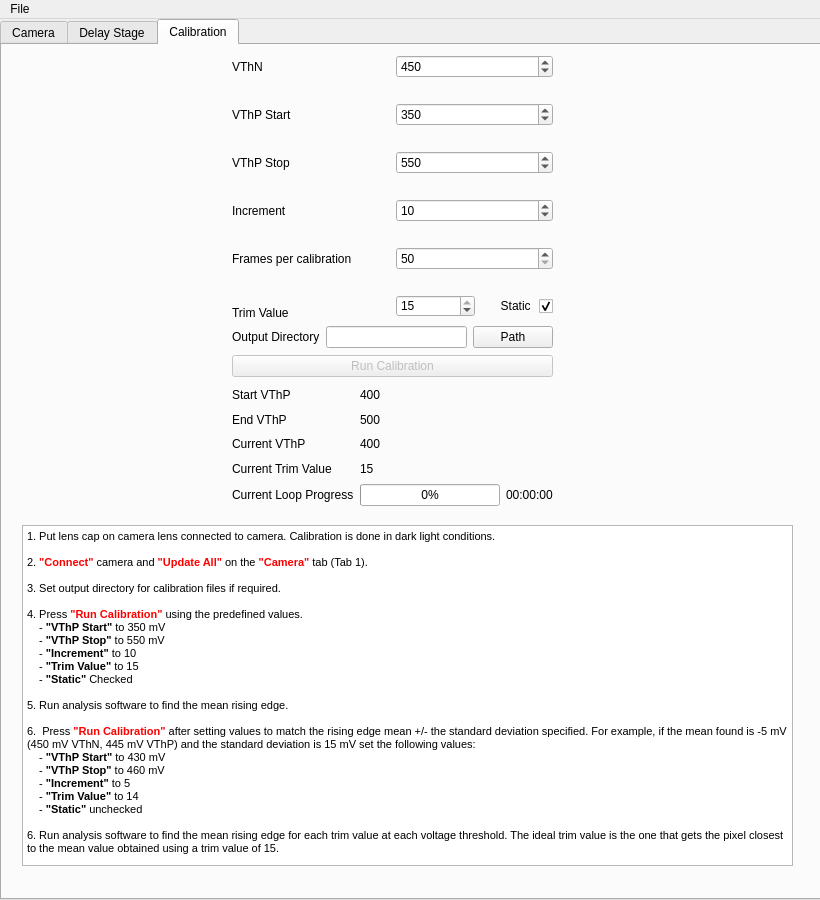
The window that image.ui (jrjfeath/PyMMS) describes before a commit, drawn with Qt 5.
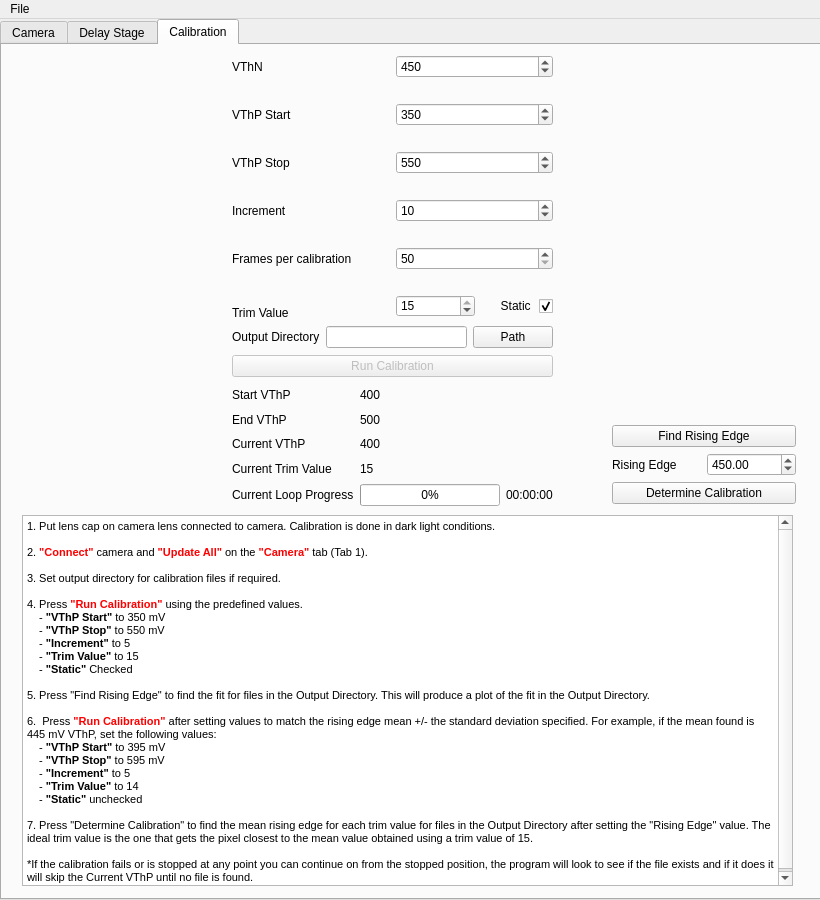
The same window after the commit. The open tabs and pages were chosen to show the change. Custom widgets are drawn as their Qt base class.

Commit message:
Added calibration analysis to UI
- Added calibration analysis to UI so user doesnt need to use the notebook
- Fixed an issue with the calibration where it would save files if the user finished it early

What changed in the file:
```diff
--- a/image.ui
+++ b/image.ui
@@ -2013,9 +2013,9 @@
       <property name="geometry">
        <rect>
         <x>20</x>
-        <y>480</y>
+        <y>470</y>
         <width>771</width>
-        <height>341</height>
+        <height>371</height>
        </rect>
       </property>
       <property name="html">
@@ -2032,22 +2032,67 @@
 &lt;p style=&quot; margin-top:0px; margin-bottom:0px; margin-left:0px; margin-right:0px; -qt-block-indent:0; text-indent:0px;&quot;&gt;&lt;span style=&quot; font-size:8pt;&quot;&gt;4. Press &lt;/span&gt;&lt;span style=&quot; font-size:8pt; font-weight:600; color:#ff0000;&quot;&gt;&amp;quot;Run Calibration&amp;quot;&lt;/span&gt;&lt;span style=&quot; font-size:8pt;&quot;&gt; using the predefined values.&lt;/span&gt;&lt;/p&gt;
 &lt;p style=&quot; margin-top:0px; margin-bottom:0px; margin-left:0px; margin-right:0px; -qt-block-indent:0; text-indent:0px;&quot;&gt;&lt;span style=&quot; font-size:8pt;&quot;&gt;    - &lt;/span&gt;&lt;span style=&quot; font-size:8pt; font-weight:600;&quot;&gt;&amp;quot;VThP Start&amp;quot;&lt;/span&gt;&lt;span style=&quot; font-size:8pt;&quot;&gt; to 350 mV &lt;/span&gt;&lt;/p&gt;
 &lt;p style=&quot; margin-top:0px; margin-bottom:0px; margin-left:0px; margin-right:0px; -qt-block-indent:0; text-indent:0px;&quot;&gt;&lt;span style=&quot; font-size:8pt;&quot;&gt;    - &lt;/span&gt;&lt;span style=&quot; font-size:8pt; font-weight:600;&quot;&gt;&amp;quot;VThP Stop&amp;quot;&lt;/span&gt;&lt;span style=&quot; font-size:8pt;&quot;&gt; to 550 mV&lt;/span&gt;&lt;/p&gt;
-&lt;p style=&quot; margin-top:0px; margin-bottom:0px; margin-left:0px; margin-right:0px; -qt-block-indent:0; text-indent:0px;&quot;&gt;&lt;span style=&quot; font-size:8pt;&quot;&gt;    - &lt;/span&gt;&lt;span style=&quot; font-size:8pt; font-weight:600;&quot;&gt;&amp;quot;Increment&amp;quot;&lt;/span&gt;&lt;span style=&quot; font-size:8pt;&quot;&gt; to 10&lt;/span&gt;&lt;/p&gt;
+&lt;p style=&quot; margin-top:0px; margin-bottom:0px; margin-left:0px; margin-right:0px; -qt-block-indent:0; text-indent:0px;&quot;&gt;&lt;span style=&quot; font-size:8pt;&quot;&gt;    - &lt;/span&gt;&lt;span style=&quot; font-size:8pt; font-weight:600;&quot;&gt;&amp;quot;Increment&amp;quot;&lt;/span&gt;&lt;span style=&quot; font-size:8pt;&quot;&gt; to 5&lt;/span&gt;&lt;/p&gt;
 &lt;p style=&quot; margin-top:0px; margin-bottom:0px; margin-left:0px; margin-right:0px; -qt-block-indent:0; text-indent:0px;&quot;&gt;&lt;span style=&quot; font-size:8pt;&quot;&gt;    - &lt;/span&gt;&lt;span style=&quot; font-size:8pt; font-weight:600;&quot;&gt;&amp;quot;Trim Value&amp;quot;&lt;/span&gt;&lt;span style=&quot; font-size:8pt;&quot;&gt; to 15&lt;/span&gt;&lt;/p&gt;
 &lt;p style=&quot; margin-top:0px; margin-bottom:0px; margin-left:0px; margin-right:0px; -qt-block-indent:0; text-indent:0px;&quot;&gt;&lt;span style=&quot; font-size:8pt;&quot;&gt;    - &lt;/span&gt;&lt;span style=&quot; font-size:8pt; font-weight:600;&quot;&gt;&amp;quot;Static&amp;quot;&lt;/span&gt;&lt;span style=&quot; font-size:8pt;&quot;&gt; Checked&lt;/span&gt;&lt;/p&gt;
 &lt;p style=&quot;-qt-paragraph-type:empty; margin-top:0px; margin-bottom:0px; margin-left:0px; margin-right:0px; -qt-block-indent:0; text-indent:0px; font-size:8pt;&quot;&gt;&lt;br /&gt;&lt;/p&gt;
-&lt;p style=&quot; margin-top:0px; margin-bottom:0px; margin-left:0px; margin-right:0px; -qt-block-indent:0; text-indent:0px;&quot;&gt;&lt;span style=&quot; font-size:8pt;&quot;&gt;5. Run analysis software to find the mean rising edge.&lt;/span&gt;&lt;/p&gt;
+&lt;p style=&quot; margin-top:0px; margin-bottom:0px; margin-left:0px; margin-right:0px; -qt-block-indent:0; text-indent:0px;&quot;&gt;&lt;span style=&quot; font-size:8pt;&quot;&gt;5. Press &amp;quot;Find Rising Edge&amp;quot; to find the fit for files in the Output Directory. This will produce a plot of the fit in the Output Directory.&lt;/span&gt;&lt;/p&gt;
 &lt;p style=&quot;-qt-paragraph-type:empty; margin-top:0px; margin-bottom:0px; margin-left:0px; margin-right:0px; -qt-block-indent:0; text-indent:0px; font-size:8pt;&quot;&gt;&lt;br /&gt;&lt;/p&gt;
-&lt;p style=&quot; margin-top:0px; margin-bottom:0px; margin-left:0px; margin-right:0px; -qt-block-indent:0; text-indent:0px;&quot;&gt;&lt;span style=&quot; font-size:8pt;&quot;&gt;6.  Press &lt;/span&gt;&lt;span style=&quot; font-size:8pt; font-weight:600; color:#ff0000;&quot;&gt;&amp;quot;Run Calibration&amp;quot;&lt;/span&gt;&lt;span style=&quot; font-size:8pt;&quot;&gt; after setting values to match the rising edge mean +/- the standard deviation specified. For example, if the mean found is -5 mV (450 mV VThN, 445 mV VThP) and the standard deviation is 15 mV set the following values:&lt;/span&gt;&lt;/p&gt;
-&lt;p style=&quot; margin-top:0px; margin-bottom:0px; margin-left:0px; margin-right:0px; -qt-block-indent:0; text-indent:0px;&quot;&gt;&lt;span style=&quot; font-size:8pt;&quot;&gt;    - &lt;/span&gt;&lt;span style=&quot; font-size:8pt; font-weight:600;&quot;&gt;&amp;quot;VThP Start&amp;quot;&lt;/span&gt;&lt;span style=&quot; font-size:8pt;&quot;&gt; to 430 mV &lt;/span&gt;&lt;/p&gt;
-&lt;p style=&quot; margin-top:0px; margin-bottom:0px; margin-left:0px; margin-right:0px; -qt-block-indent:0; text-indent:0px;&quot;&gt;&lt;span style=&quot; font-size:8pt;&quot;&gt;    - &lt;/span&gt;&lt;span style=&quot; font-size:8pt; font-weight:600;&quot;&gt;&amp;quot;VThP Stop&amp;quot;&lt;/span&gt;&lt;span style=&quot; font-size:8pt;&quot;&gt; to 460 mV&lt;/span&gt;&lt;/p&gt;
+&lt;p style=&quot; margin-top:0px; margin-bottom:0px; margin-left:0px; margin-right:0px; -qt-block-indent:0; text-indent:0px;&quot;&gt;&lt;span style=&quot; font-size:8pt;&quot;&gt;6.  Press &lt;/span&gt;&lt;span style=&quot; font-size:8pt; font-weight:600; color:#ff0000;&quot;&gt;&amp;quot;Run Calibration&amp;quot;&lt;/span&gt;&lt;span style=&quot; font-size:8pt;&quot;&gt; after setting values to match the rising edge mean +/- the standard deviation specified. For example, if the mean found is 445 mV VThP, set the following values:&lt;/span&gt;&lt;/p&gt;
+&lt;p style=&quot; margin-top:0px; margin-bottom:0px; margin-left:0px; margin-right:0px; -qt-block-indent:0; text-indent:0px;&quot;&gt;&lt;span style=&quot; font-size:8pt;&quot;&gt;    - &lt;/span&gt;&lt;span style=&quot; font-size:8pt; font-weight:600;&quot;&gt;&amp;quot;VThP Start&amp;quot;&lt;/span&gt;&lt;span style=&quot; font-size:8pt;&quot;&gt; to 395 mV &lt;/span&gt;&lt;/p&gt;
+&lt;p style=&quot; margin-top:0px; margin-bottom:0px; margin-left:0px; margin-right:0px; -qt-block-indent:0; text-indent:0px;&quot;&gt;&lt;span style=&quot; font-size:8pt;&quot;&gt;    - &lt;/span&gt;&lt;span style=&quot; font-size:8pt; font-weight:600;&quot;&gt;&amp;quot;VThP Stop&amp;quot;&lt;/span&gt;&lt;span style=&quot; font-size:8pt;&quot;&gt; to 595 mV&lt;/span&gt;&lt;/p&gt;
 &lt;p style=&quot; margin-top:0px; margin-bottom:0px; margin-left:0px; margin-right:0px; -qt-block-indent:0; text-indent:0px;&quot;&gt;&lt;span style=&quot; font-size:8pt;&quot;&gt;    - &lt;/span&gt;&lt;span style=&quot; font-size:8pt; font-weight:600;&quot;&gt;&amp;quot;Increment&amp;quot;&lt;/span&gt;&lt;span style=&quot; font-size:8pt;&quot;&gt; to 5&lt;/span&gt;&lt;/p&gt;
 &lt;p style=&quot; margin-top:0px; margin-bottom:0px; margin-left:0px; margin-right:0px; -qt-block-indent:0; text-indent:0px;&quot;&gt;&lt;span style=&quot; font-size:8pt;&quot;&gt;    - &lt;/span&gt;&lt;span style=&quot; font-size:8pt; font-weight:600;&quot;&gt;&amp;quot;Trim Value&amp;quot;&lt;/span&gt;&lt;span style=&quot; font-size:8pt;&quot;&gt; to 14&lt;/span&gt;&lt;/p&gt;
 &lt;p style=&quot; margin-top:0px; margin-bottom:0px; margin-left:0px; margin-right:0px; -qt-block-indent:0; text-indent:0px;&quot;&gt;&lt;span style=&quot; font-size:8pt;&quot;&gt;    - &lt;/span&gt;&lt;span style=&quot; font-size:8pt; font-weight:600;&quot;&gt;&amp;quot;Static&amp;quot;&lt;/span&gt;&lt;span style=&quot; font-size:8pt;&quot;&gt; unchecked&lt;/span&gt;&lt;/p&gt;
 &lt;p style=&quot;-qt-paragraph-type:empty; margin-top:0px; margin-bottom:0px; margin-left:0px; margin-right:0px; -qt-block-indent:0; text-indent:0px; font-size:8pt;&quot;&gt;&lt;br /&gt;&lt;/p&gt;
-&lt;p style=&quot; margin-top:0px; margin-bottom:0px; margin-left:0px; margin-right:0px; -qt-block-indent:0; text-indent:0px;&quot;&gt;&lt;span style=&quot; font-size:8pt;&quot;&gt;6. Run analysis software to find the mean rising edge for each trim value at each voltage threshold. The ideal trim value is the one that gets the pixel closest to the mean value obtained using a trim value of 15.&lt;/span&gt;&lt;/p&gt;&lt;/body&gt;&lt;/html&gt;</string>
+&lt;p style=&quot; margin-top:0px; margin-bottom:0px; margin-left:0px; margin-right:0px; -qt-block-indent:0; text-indent:0px;&quot;&gt;&lt;span style=&quot; font-size:8pt;&quot;&gt;7. Press &amp;quot;Determine Calibration&amp;quot; to find the mean rising edge for each trim value for files in the Output Directory after setting the &amp;quot;Rising Edge&amp;quot; value. The ideal trim value is the one that gets the pixel closest to the mean value obtained using a trim value of 15.&lt;/span&gt;&lt;/p&gt;
+&lt;p style=&quot;-qt-paragraph-type:empty; margin-top:0px; margin-bottom:0px; margin-left:0px; margin-right:0px; -qt-block-indent:0; text-indent:0px; font-size:8pt;&quot;&gt;&lt;br /&gt;&lt;/p&gt;
+&lt;p style=&quot; margin-top:0px; margin-bottom:0px; margin-left:0px; margin-right:0px; -qt-block-indent:0; text-indent:0px;&quot;&gt;*If the calibration fails or is stopped at any point you can continue on from the stopped position, the program will look to see if the file exists and if it does it will skip the Current VThP until no file is found.&lt;/p&gt;&lt;/body&gt;&lt;/html&gt;</string>
       </property>
      </widget>
+     <widget class="QWidget" name="gridLayoutWidget_11">
+      <property name="geometry">
+       <rect>
+        <x>610</x>
+        <y>380</y>
+        <width>184</width>
+        <height>80</height>
+       </rect>
+      </property>
+      <layout class="QGridLayout" name="gridLayout_11">
+       <item row="0" column="0" colspan="2">
+        <widget class="QPushButton" name="_rising_edge">
+         <property name="text">
+          <string>Find Rising Edge</string>
+         </property>
+        </widget>
+       </item>
+       <item row="1" column="0">
+        <widget class="QLabel" name="label_43">
+         <property name="text">
+          <string>Rising Edge</string>
+         </property>
+        </widget>
+       </item>
+       <item row="1" column="1">
+        <widget class="QDoubleSpinBox" name="_mean_edge">
+         <property name="maximum">
+          <double>1000.000000000000000</double>
+         </property>
+         <property name="value">
+          <double>450.000000000000000</double>
+         </property>
+        </widget>
+       </item>
+       <item row="2" column="0" colspan="2">
+        <widget class="QPushButton" name="_find_calibration">
+         <property name="text">
+          <string>Determine Calibration</string>
+         </property>
+        </widget>
+       </item>
+      </layout>
+     </widget>
     </widget>
    </widget>
   </widget>
```
The commit also changes 6 other files.
